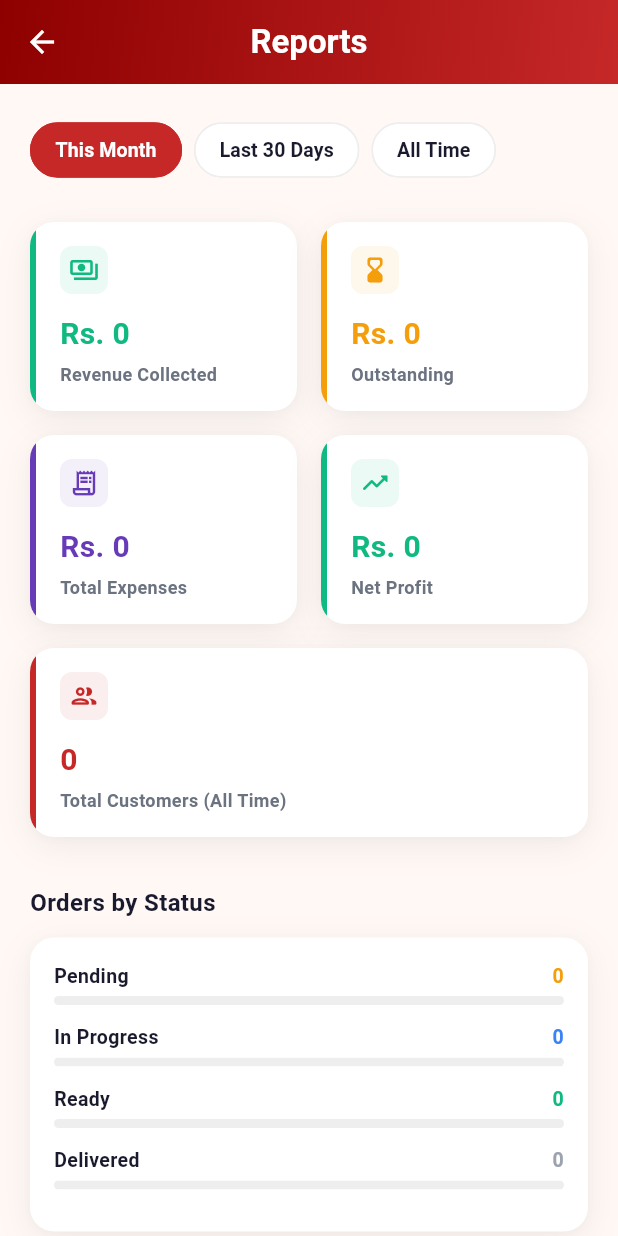
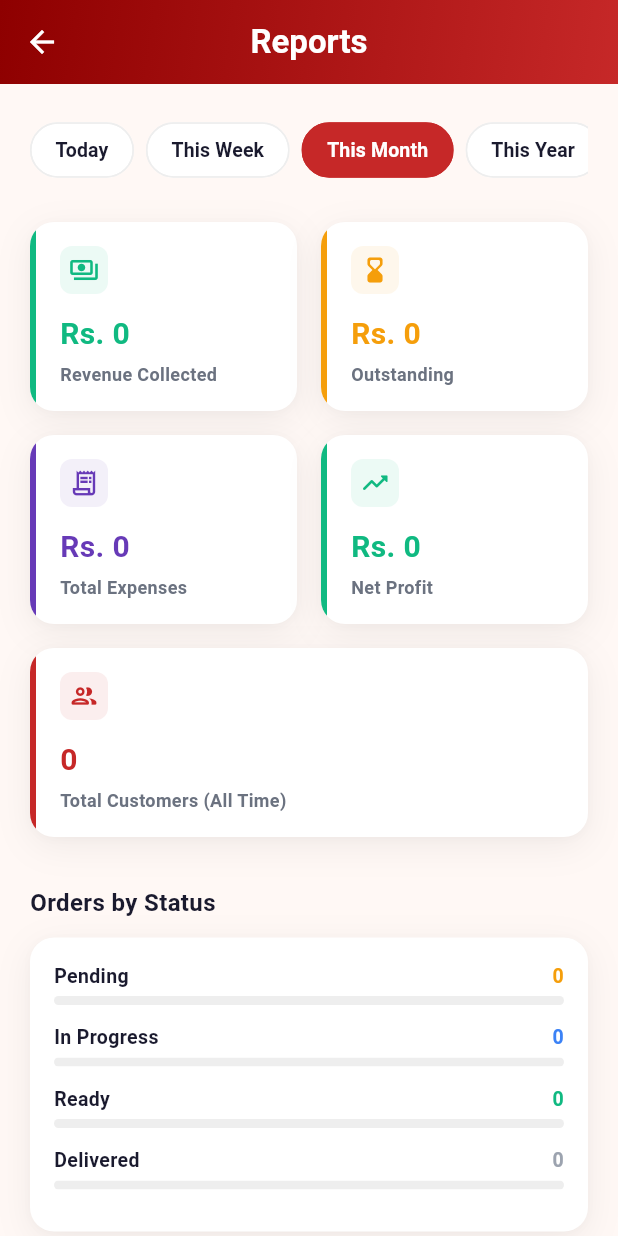
Before and after one commit to zaheerabbasdev/Zubair-Tailor-, a Flutter app: the ReportsScreen screen opened directly, on a phone screen of 412 x 824 dp. Run offline on Flutter 3.47's test engine with Material 3 defaults, Android fonts, the phone set to English and light mode, and no system bars; our stand-ins replace csv, flutter_local_notifications, flutter_secure_storage, google_sign_in, image_picker, pdf and 6 more; missing offline and left inert: extension_google_sign_in_as_googleapis_auth, googleapis; accounts and stored records are empty.

Commit message:
modify the report screen

```diff
--- a/mobile_app/lib/screens/reports_screen.dart
+++ b/mobile_app/lib/screens/reports_screen.dart
@@ -52,22 +52,76 @@ class _ReportsScreenState extends State<ReportsScreen> {
     }
   }
 
-  DateTime? get _cutoff {
-    if (_range == 'All Time') return null;
+  DateTime? _customStart;
+  DateTime? _customEnd;
+
+  DateTime? get _cutoffStart {
     final now = DateTime.now();
-    return _range == 'This Month' ? DateTime(now.year, now.month, 1) : now.subtract(const Duration(days: 30));
+    switch (_range) {
+      case 'Today': return DateTime(now.year, now.month, now.day);
+      case 'This Week': return DateTime(now.year, now.month, now.day - (now.weekday - 1));
+      case 'This Month': return DateTime(now.year, now.month, 1);
+      case 'This Year': return DateTime(now.year, 1, 1);
+      case 'Last Year': return DateTime(now.year - 1, 1, 1);
+      case 'Custom': return _customStart;
+      case 'All Time':
+      default: return null;
+    }
+  }
+
+  DateTime? get _cutoffEnd {
+    final now = DateTime.now();
+    switch (_range) {
+      case 'Today': return DateTime(now.year, now.month, now.day, 23, 59, 59);
+      case 'This Week': return DateTime(now.year, now.month, now.day + (7 - now.weekday), 23, 59, 59);
+      case 'This Month': return DateTime(now.year, now.month + 1, 0, 23, 59, 59);
+      case 'This Year': return DateTime(now.year, 12, 31, 23, 59, 59);
+      case 'Last Year': return DateTime(now.year - 1, 12, 31, 23, 59, 59);
+      case 'Custom': return _customEnd;
+      case 'All Time':
+      default: return null;
+    }
   }
 
   List<Order> get _filteredOrders {
-    final cutoff = _cutoff;
-    if (cutoff == null) return _orders;
-    return _orders.where((o) => o.createdAt != null && o.createdAt!.isAfter(cutoff)).toList();
+    final start = _cutoffStart;
+    final end = _cutoffEnd;
+    return _orders.where((o) {
+      if (o.createdAt == null) return false;
+      if (start != null && o.createdAt!.isBefore(start)) return false;
+      if (end != null && o.createdAt!.isAfter(end)) return false;
+      return true;
+    }).toList();
   }
 
   List<Expense> get _filteredExpenses {
-    final cutoff = _cutoff;
-    if (cutoff == null) return _expenses;
-    return _expenses.where((e) => e.expenseDate.isAfter(cutoff)).toList();
+    final start = _cutoffStart;
+    final end = _cutoffEnd;
+    return _expenses.where((e) {
+      if (start != null && e.expenseDate.isBefore(start)) return false;
+      if (end != null && e.expenseDate.isAfter(end)) return false;
+      return true;
+    }).toList();
+  }
+
+  Future<void> _selectCustomRange() async {
+    final initial = DateTimeRange(
+      start: _customStart ?? DateTime.now().subtract(const Duration(days: 7)),
+      end: _customEnd ?? DateTime.now(),
+    );
+    final range = await showDateRangePicker(
+      context: context,
+      firstDate: DateTime(2000),
+      lastDate: DateTime(2100),
+      initialDateRange: initial,
+    );
+    if (range != null) {
+      setState(() {
+        _customStart = range.start;
+        _customEnd = DateTime(range.end.year, range.end.month, range.end.day, 23, 59, 59);
+        _range = 'Custom';
+      });
+    }
   }
 
   @override
@@ -116,21 +170,32 @@ class _ReportsScreenState extends State<ReportsScreen> {
               child: ListView(
                 padding: const EdgeInsets.all(20),
                 children: [
-                  Wrap(
-                    spacing: 8,
-                    children: ['This Month', 'Last 30 Days', 'All Time'].map((r) {
+                  SingleChildScrollView(
+                    scrollDirection: Axis.horizontal,
+                    child: Row(
+                      children: ['Today', 'This Week', 'This Month', 'This Year', 'Last Year', 'Custom', 'All Time'].map((r) {
                         final selected = _range == r;
-                      return ChoiceChip(
+                        return Padding(
+                          padding: const EdgeInsets.only(right: 8.0),
+                          child: ChoiceChip(
                             label: Text(localizedRange(l10n, r), style: TextStyle(fontWeight: FontWeight.bold, color: selected ? Colors.white : AppColors.textDark, fontSize: 13)),
                             selected: selected,
-                        onSelected: (_) => setState(() => _range = r),
+                            onSelected: (_) {
+                              if (r == 'Custom') {
+                                _selectCustomRange();
+                              } else {
+                                setState(() => _range = r);
+                              }
+                            },
                             selectedColor: AppColors.primary,
                             backgroundColor: AppColors.surfaceCard,
                             shape: RoundedRectangleBorder(borderRadius: BorderRadius.circular(20)),
                             side: BorderSide(color: selected ? AppColors.primary : AppColors.divider),
                             showCheckmark: false,
+                          ),
                         );
                       }).toList(),
+                    ),
                   ),
                   const SizedBox(height: 24),
 
```
Lines whose indentation alone changed are shown as unchanged.
